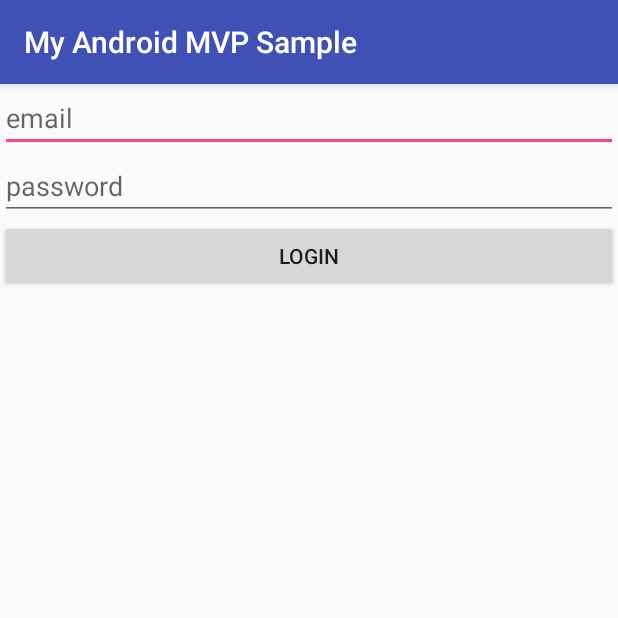
After one commit to IAmDarush/sample-mvp-app, an Android app: the LoginActivity screen opened directly, with no data from a screen before it, on a phone screen of 412 x 824 dp, the top half of it. The commit adds this screen. Run offline under Robolectric (Android 15) with nearby library versions, the phone set to English and light mode, and no system bars.

Commit message:
Create login and splash activities, design login, splash, and main layout xml files

```diff
--- a/app/src/main/AndroidManifest.xml
+++ b/app/src/main/AndroidManifest.xml
@@ -9,13 +9,15 @@
         android:roundIcon="@mipmap/ic_launcher_round"
         android:supportsRtl="true"
         android:theme="@style/AppTheme">
-        <activity android:name=".MainActivity">
+        <activity android:name=".main.MainActivity">
             <intent-filter>
                 <action android:name="android.intent.action.MAIN" />
 
                 <category android:name="android.intent.category.LAUNCHER" />
             </intent-filter>
         </activity>
+        <activity android:name=".ui.login.LoginActivity" />
+        <activity android:name=".ui.splash.SplashActivity"></activity>
     </application>
 
 </manifest>
--- /dev/null
+++ b/app/src/main/java/com/example/myandroidmvpsample/ui/login/LoginActivity.java
@@ -0,0 +1,15 @@
+package com.example.myandroidmvpsample.ui.login;
+
+import android.support.v7.app.AppCompatActivity;
+import android.os.Bundle;
+
+import com.example.myandroidmvpsample.R;
+
+public class LoginActivity extends AppCompatActivity {
+
+    @Override
+    protected void onCreate(Bundle savedInstanceState) {
+        super.onCreate(savedInstanceState);
+        setContentView(R.layout.activity_login);
+    }
+}
--- /dev/null
+++ b/app/src/main/res/layout/activity_login.xml
@@ -0,0 +1,28 @@
+<LinearLayout xmlns:android="http://schemas.android.com/apk/res/android"
+    xmlns:app="http://schemas.android.com/apk/res-auto"
+    xmlns:tools="http://schemas.android.com/tools"
+    android:layout_width="match_parent"
+    android:layout_height="match_parent"
+    android:orientation="vertical"
+    tools:context="com.example.myandroidmvpsample.ui.login.LoginActivity">
+
+    <EditText
+        android:id="@+id/et_login_email"
+        android:layout_width="match_parent"
+        android:layout_height="wrap_content"
+        android:hint="email" />
+
+    <EditText
+        android:id="@+id/et_login_password"
+        android:layout_width="match_parent"
+        android:layout_height="wrap_content"
+        android:hint="password"
+        android:inputType="textVisiblePassword" />
+
+    <Button
+        android:id="@+id/btn_login_login"
+        android:layout_width="match_parent"
+        android:layout_height="wrap_content"
+        android:text="login" />
+
+</LinearLayout>
--- /dev/null
+++ b/app/src/main/res/layout/activity_splash.xml
@@ -0,0 +1,6 @@
+<LinearLayout xmlns:android="http://schemas.android.com/apk/res/android"
+    android:layout_width="match_parent"
+    android:layout_height="match_parent"
+    android:orientation="vertical">
+
+</LinearLayout>
```
Also changed, not shown: app/src/main/java/com/example/myandroidmvpsample/ui/main/MainActivity.java (added, +15 -0 lines), app/src/main/java/com/example/myandroidmvpsample/ui/splash/SplashActivity.java (renamed from app/src/main/java/com/example/myandroidmvpsample/MainActivity.java, +5 -3 lines), app/src/main/res/layout/activity_main.xml (+11 -12 lines).
